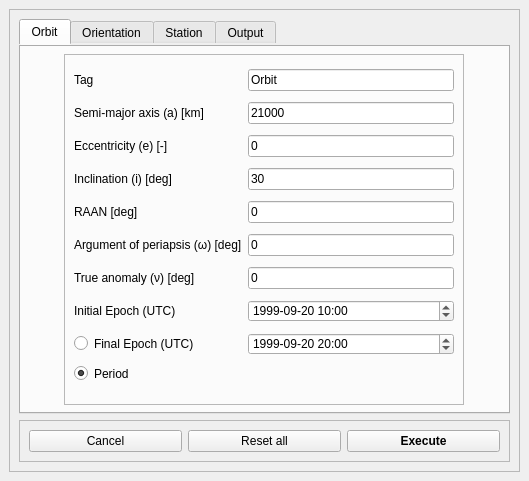
javigarridoc/orbital_module, file orbital_module/GUI_qt/form.ui: the form before one commit.
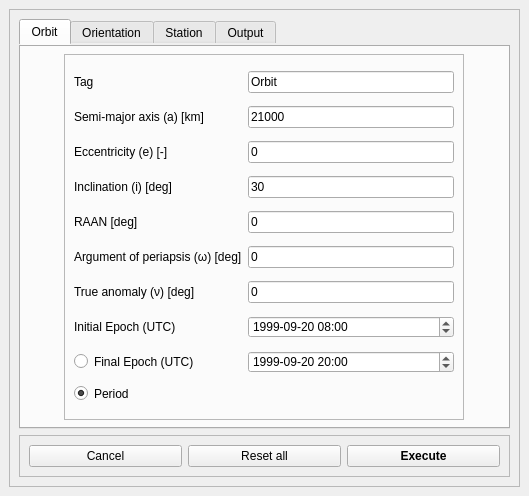
The form after the commit.

```diff
--- a/orbital_module/GUI_qt/form.ui
+++ b/orbital_module/GUI_qt/form.ui
@@ -7,7 +7,7 @@
     <x>0</x>
     <y>0</y>
     <width>529</width>
-    <height>481</height>
+    <height>496</height>
    </rect>
   </property>
   <property name="windowTitle">
@@ -70,7 +70,7 @@
                <widget class="QDateTimeEdit" name="dateTimeEdit_epoch1">
                 <property name="dateTime">
                  <datetime>
-                  <hour>10</hour>
+                  <hour>8</hour>
                   <minute>0</minute>
                   <second>0</second>
                   <year>1999</year>
@@ -87,7 +87,7 @@
                 </property>
                 <property name="time">
                  <time>
-                  <hour>10</hour>
+                  <hour>8</hour>
                   <minute>0</minute>
                   <second>0</second>
                  </time>
@@ -614,6 +614,9 @@
           <enum>QFrame::Raised</enum>
          </property>
          <layout class="QHBoxLayout" name="horizontalLayout_2">
+          <property name="sizeConstraint">
+           <enum>QLayout::SetMaximumSize</enum>
+          </property>
           <item>
            <widget class="QPushButton" name="pushButton_cancel">
             <property name="maximumSize">
```
Left out of the diff: 11 changed lines with no effect on the pictures.
